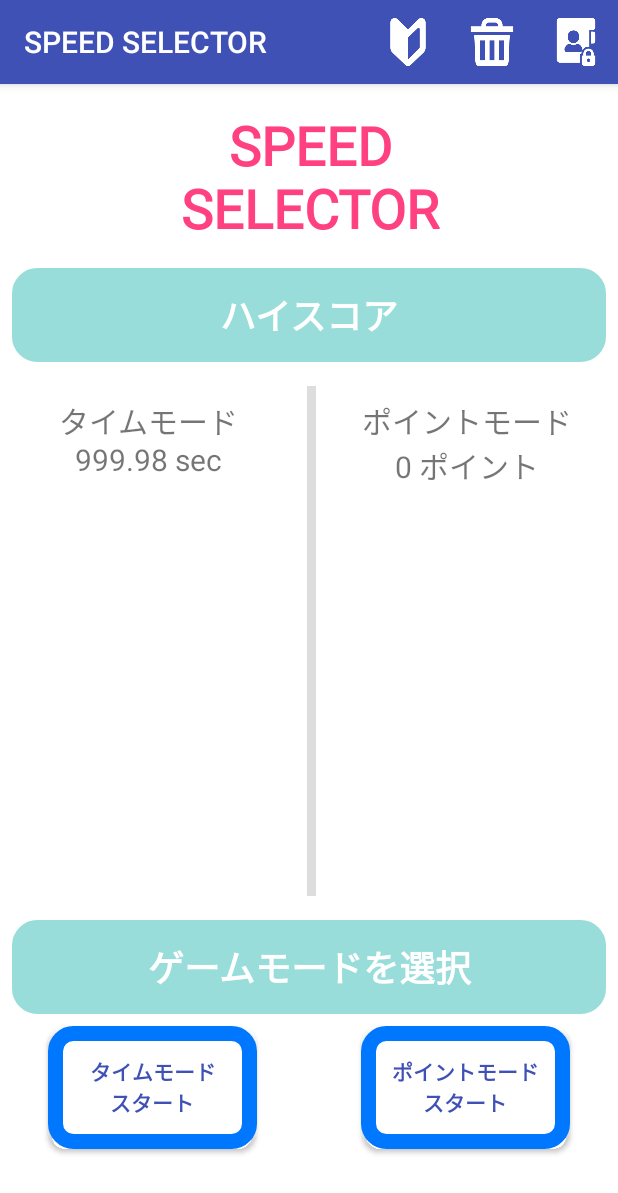
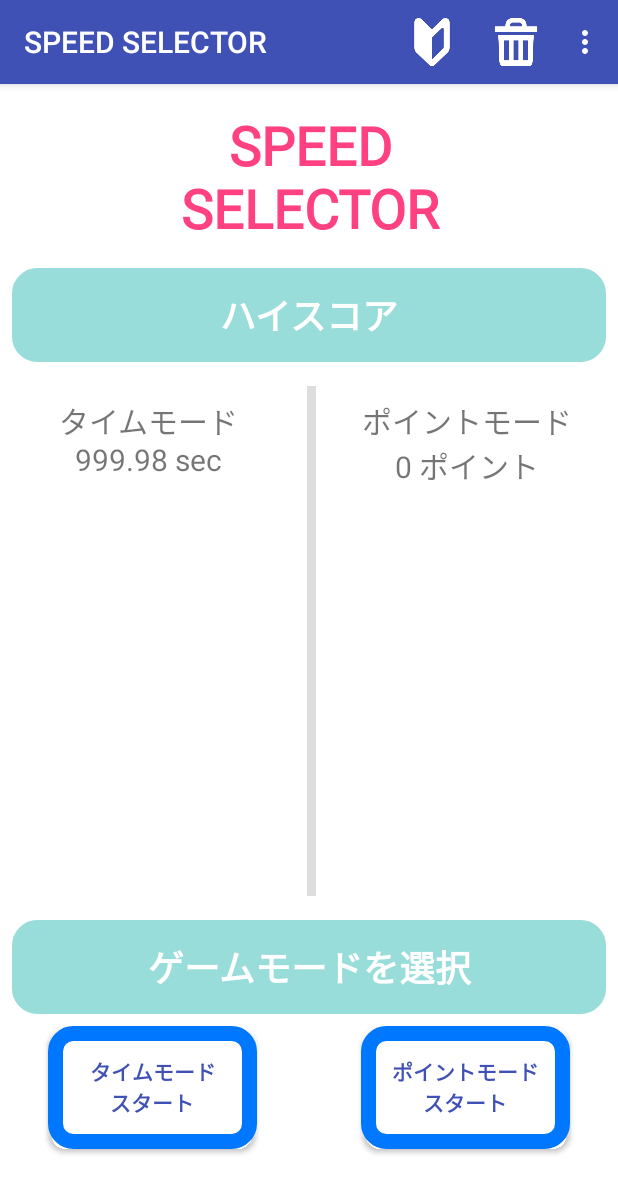
Before and after one commit to Bluewind12/KenKenPaApp, an Android app: the screen it shows after launch (MainActivity), on a phone screen of 412 x 824 dp. Shown: the top 1193 px of the screen. Run offline under Robolectric (Android 15) with nearby library versions, the phone set to English and light mode, and no system bars; plain views replace NendAdView.

Commit message:
意見要望などのアンケートの設置

```diff
--- a/app/src/main/res/menu/setting_menu.xml
+++ b/app/src/main/res/menu/setting_menu.xml
@@ -14,6 +14,12 @@
         android:orderInCategory="1"
         android:title="@string/menu3"
         app:showAsAction="ifRoom" />
+    <item
+        android:id="@+id/action_menu4"
+        android:icon="@drawable/enquete"
+        android:orderInCategory="1"
+        android:title="@string/menu4"
+        app:showAsAction="ifRoom" />
 
     <item
         android:id="@+id/action_menu2"
--- a/app/src/main/res/values/strings.xml
+++ b/app/src/main/res/values/strings.xml
@@ -1,7 +1,7 @@
 <resources>
     <string name="app_name">SPEED SELECTOR</string>
     <string name="name">SPEED\nSELECTOR</string>
-    <string name="subName">～ 君の瞬発力の限界を競え ～</string>
+    <string name="subName">～ 瞬発力の限界を競え ～</string>
 
     <string name="start1">タイムモード\nスタート</string>
     <string name="start2">ポイントモード\nスタート</string>
@@ -29,9 +29,11 @@
     <string name="menu1">説明</string>
     <string name="menu2">プライバシーポリシー</string>
     <string name="menu3">リセット</string>
+    <string name="menu4">意見などはこちら</string>
 
     <!-- URL -->
     <string name="privacy_policy">https://www.gensounosakura.work/posts/5385817</string>
+    <string name="enquete_url">https://goo.gl/forms/5nkpgZ3ykued2lCe2</string>
 
     <!-- 説明書用 -->
     <string name="readMeTitle1">＜説明＞</string>
```
Also changed, not shown: app/src/main/java/momonyan/speedselector/MainActivity.kt (+13 -0 lines), app/src/main/res/drawable/enquete.png (added).
